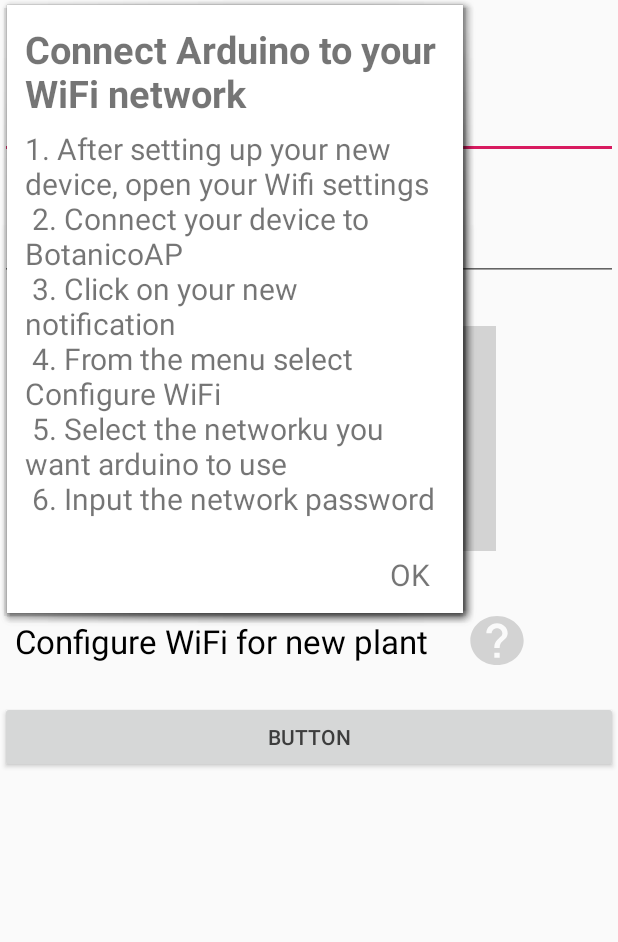
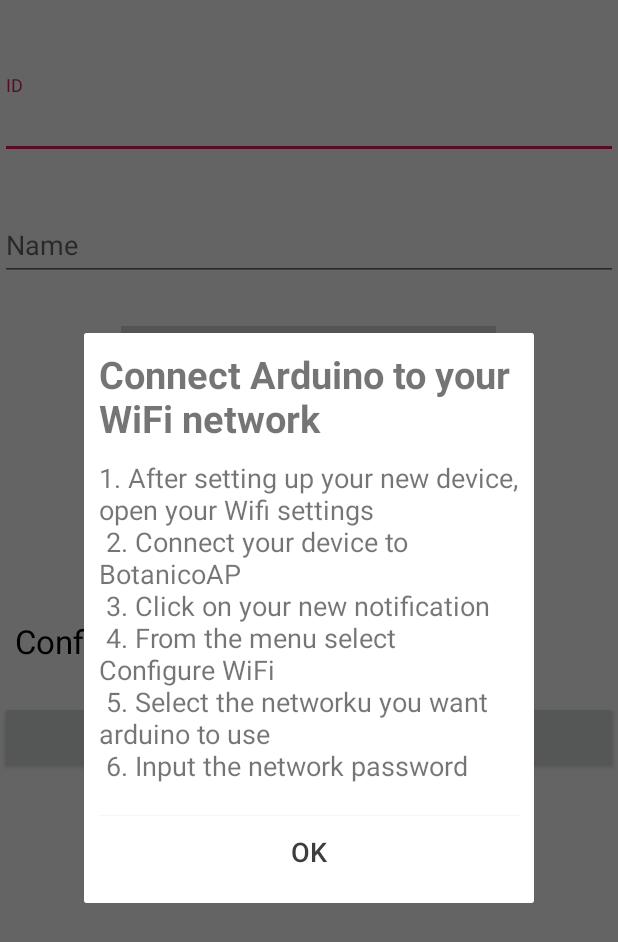
Before and after one commit to nperic1/Botanico, an Android app: the AddGardenActivity screen opened directly, with no data from a screen before it, after a tap on "Configure WiFi for new plant", on a phone screen of 412 x 824 dp. Shown: the top 942 px of the screen. Run offline under Robolectric (Android 15) with nearby library versions, the phone set to English and light mode, and no system bars; our stand-ins replace Firebase (no records; nobody signed in at launch, a user with empty details on screens opened directly).

Commit message:
Pojednostavni popup ekran za konfiguriranje wifi-a
Pojednostavljen je kod za otvaranje dialog prozora - stavljen je dialog umjesto popup prozora zbog jednostavnije implementacije i automatski zatamnjuje pozadinu.

```diff
--- a/app/src/main/java/hr/foi/air1817/botanico/AddGardenActivity.java
+++ b/app/src/main/java/hr/foi/air1817/botanico/AddGardenActivity.java
@@ -1,5 +1,6 @@
 package hr.foi.air1817.botanico;
 
+import android.app.Dialog;
 import android.app.ProgressDialog;
 import android.content.Intent;
 import android.graphics.Bitmap;
@@ -8,10 +9,13 @@ import android.os.Bundle;
 import android.provider.MediaStore;
 import android.support.annotation.NonNull;
 import android.support.v7.app.AppCompatActivity;
+import android.support.v7.widget.Toolbar;
 import android.view.Gravity;
 import android.view.LayoutInflater;
+import android.view.MenuItem;
 import android.view.MotionEvent;
 import android.view.View;
+import android.widget.Button;
 import android.widget.ImageButton;
 import android.widget.LinearLayout;
 import android.widget.PopupWindow;
@@ -50,26 +54,18 @@ public class AddGardenActivity extends AppCompatActivity {
 
 
     public void showPopUp(View view){
-        LayoutInflater inflater = (LayoutInflater)
-                getSystemService(LAYOUT_INFLATER_SERVICE);
-        View popupView = inflater.inflate(R.layout.activity_wifi_popup, null);
+        final Dialog dialog = new Dialog(this);
+        dialog.setContentView(R.layout.activity_wifi_popup);
 
-        final PopupWindow popupWindow = new PopupWindow(popupView,
-                LinearLayout.LayoutParams.WRAP_CONTENT, LinearLayout.LayoutParams.WRAP_CONTENT,
-                true);
-
-
-        popupWindow.setBackgroundDrawable(this.getDrawable(android.R.drawable.picture_frame));
-        popupView.setElevation(20);
-        popupWindow.showAtLocation(view, Gravity.CENTER, 0, 0);
-
-        popupView.setOnTouchListener(new View.OnTouchListener() {
+        Button dialogButton = (Button) dialog.findViewById(R.id.dialog_ok);
+        dialogButton.setOnClickListener(new View.OnClickListener() {
             @Override
-            public boolean onTouch(View v, MotionEvent event) {
-                popupWindow.dismiss();
-                return true;
+            public void onClick(View v) {
+                dialog.dismiss();
             }
         });
+
+        dialog.show();
     }
 
 
--- /dev/null
+++ b/app/src/main/res/drawable/ic_cloud_upload.xml
@@ -0,0 +1,5 @@
+<vector android:height="24dp" android:tint="#FFFFFF"
+    android:viewportHeight="24.0" android:viewportWidth="24.0"
+    android:width="24dp" xmlns:android="http://schemas.android.com/apk/res/android">
+    <path android:fillColor="#FF000000" android:pathData="M19.35,10.04C18.67,6.59 15.64,4 12,4 9.11,4 6.6,5.64 5.35,8.04 2.34,8.36 0,10.91 0,14c0,3.31 2.69,6 6,6h13c2.76,0 5,-2.24 5,-5 0,-2.64 -2.05,-4.78 -4.65,-4.96zM14,13v4h-4v-4H7l5,-5 5,5h-3z"/>
+</vector>
--- a/app/src/main/res/layout/activity_wifi_popup.xml
+++ b/app/src/main/res/layout/activity_wifi_popup.xml
@@ -1,5 +1,5 @@
 <?xml version="1.0" encoding="utf-8"?>
-<android.support.constraint.ConstraintLayout xmlns:android="http://schemas.android.com/apk/res/android"
+<android.support.design.widget.CoordinatorLayout xmlns:android="http://schemas.android.com/apk/res/android"
     xmlns:app="http://schemas.android.com/apk/res-auto"
     xmlns:tools="http://schemas.android.com/tools"
     android:layout_width="match_parent"
@@ -8,48 +8,38 @@
 
     <LinearLayout xmlns:android="http://schemas.android.com/apk/res/android"
         android:id="@+id/content_frame"
-        android:layout_height="match_parent"
-        android:layout_width="match_parent"
+        android:layout_height="wrap_content"
+        android:layout_width="300dp"
+        android:layout_gravity="center|center_horizontal"
+        android:padding="10dp"
+        android:background="#FFFFFF"
         android:orientation="vertical">
 
         <TextView
-            android:layout_width="300dp"
-            android:layout_height="80dp"
-            android:paddingTop="10dp"
-            android:paddingLeft="10dp"
-            android:paddingRight="10dp"
+            android:layout_width="match_parent"
+            android:layout_height="wrap_content"
             android:layout_gravity="center"
-            android:background="#FFFFFF"
             android:text="@string/wifi_setup"
             android:textSize="25dp"
             android:textStyle="bold"
-            >
+            android:layout_marginBottom="10dp">
         </TextView>
 
         <TextView
-            android:layout_width="300dp"
-            android:layout_height="wrap_content"
-            android:paddingLeft="10dp"
-            android:paddingRight="10dp"
-            android:layout_gravity="center"
-            android:background="#FFFFFF"
-            android:text="@string/wifi_steps"
-            android:textSize="20dp"
-            />
-
-        <TextView
-            android:layout_width="300dp"
+            android:layout_width="match_parent"
             android:layout_height="wrap_content"
             android:layout_gravity="center"
-            android:textAlignment="textEnd"
-            android:paddingRight="20dp"
-            android:paddingBottom="10dp"
+            android:text="@string/wifi_steps"
+            android:textSize="18dp" />
+
+        <Button
+            android:id="@+id/dialog_ok"
+            android:layout_width="match_parent"
+            android:layout_height="wrap_content"
+            android:layout_gravity="right"
             android:background="#FFFFFF"
             android:text="OK"
-            android:textSize="20dp"
-            />
-
+            android:textSize="18dp" />
 
     </LinearLayout>
-
-</android.support.constraint.ConstraintLayout>
+</android.support.design.widget.CoordinatorLayout>
```
